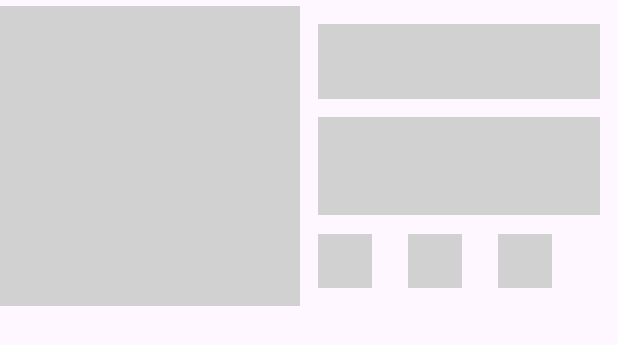
After one commit to rousgidraph/FoodyCourseApp, an Android app: the layout place_holder_row_layout.xml on its own in the app's theme, with its tools: preview values and no code run, on a phone screen of 412 x 824 dp. The commit adds this screen. Shown: the top 345 px of the screen. Run offline under Robolectric (Android 15) with nearby library versions, the phone set to English and light mode, and no system bars; Roboto replaces fonts that are not available here.

Commit message:
:construction: added the shimmer effect

```diff
--- a/app/src/main/java/art/muriuki/foodycourseapp/recipesFragment.kt
+++ b/app/src/main/java/art/muriuki/foodycourseapp/recipesFragment.kt
@@ -18,6 +18,8 @@ class recipesFragment : Fragment() {
 
         _binding = FragmentRecipesBinding.inflate(inflater, container, false)
         val view = binding.root
+
+        binding.recyclerView.showShimmer() // TODO: this was demo purposes
         return view
 
     }
--- a/app/src/main/res/layout/fragment_recipes.xml
+++ b/app/src/main/res/layout/fragment_recipes.xml
@@ -9,7 +9,9 @@
 
 
     <com.todkars.shimmer.ShimmerRecyclerView
-        android:id="@+id/shimmer_recycler_view"
+        app:shimmer_recycler_item_count="3"
+        app:shimmer_recycler_layout="@layout/place_holder_row_layout"
+        android:id="@+id/recycler_view"
         android:layout_width="0dp"
         android:layout_height="0dp"
         android:orientation="vertical"
--- /dev/null
+++ b/app/src/main/res/layout/place_holder_row_layout.xml
@@ -0,0 +1,72 @@
+<?xml version="1.0" encoding="utf-8"?>
+<androidx.constraintlayout.widget.ConstraintLayout xmlns:android="http://schemas.android.com/apk/res/android"
+    xmlns:app="http://schemas.android.com/apk/res-auto"
+    xmlns:tools="http://schemas.android.com/tools"
+    android:layout_width="match_parent"
+    android:layout_height="200dp"
+    android:layout_marginTop="4dp"
+    android:layout_marginBottom="4dp">
+
+    <View
+        android:id="@+id/view"
+        android:layout_width="200dp"
+        android:layout_height="wrap_content"
+        app:layout_constraintBottom_toBottomOf="parent"
+        app:layout_constraintStart_toStartOf="parent"
+        app:layout_constraintTop_toTopOf="parent"
+        android:background="@color/mediumGray"/>
+
+    <View
+        android:id="@+id/view2"
+        android:layout_width="0dp"
+        android:layout_height="50dp"
+        android:layout_marginStart="12dp"
+        android:layout_marginTop="12dp"
+        android:layout_marginEnd="12dp"
+        app:layout_constraintEnd_toEndOf="parent"
+        app:layout_constraintStart_toEndOf="@+id/view"
+        app:layout_constraintTop_toTopOf="parent"
+        android:background="@color/mediumGray"/>
+
+
+    <View
+        android:id="@+id/view3"
+        android:layout_width="0dp"
+        android:layout_height="65dp"
+        android:layout_marginTop="12dp"
+        android:background="@color/mediumGray"
+        app:layout_constraintEnd_toEndOf="@+id/view2"
+        app:layout_constraintStart_toStartOf="@+id/view2"
+        app:layout_constraintTop_toBottomOf="@+id/view2" />
+
+
+    <View
+        android:id="@+id/view4"
+        android:layout_width="36dp"
+        android:layout_height="36dp"
+        android:layout_marginTop="12dp"
+        android:layout_marginBottom="12dp"
+        android:background="@color/mediumGray"
+        app:layout_constraintBottom_toBottomOf="parent"
+        app:layout_constraintStart_toStartOf="@+id/view3"
+        app:layout_constraintTop_toBottomOf="@+id/view3" />
+
+    <View
+        android:id="@+id/view5"
+        android:layout_width="36dp"
+        android:layout_height="36dp"
+        android:layout_marginStart="24dp"
+        android:background="@color/mediumGray"
+        app:layout_constraintStart_toEndOf="@+id/view4"
+        app:layout_constraintTop_toTopOf="@+id/view4" />
+
+    <View
+        android:id="@+id/view6"
+        android:layout_width="36dp"
+        android:layout_height="36dp"
+        android:layout_marginStart="24dp"
+        android:background="@color/mediumGray"
+        app:layout_constraintStart_toEndOf="@+id/view5"
+        app:layout_constraintTop_toTopOf="@+id/view5" />
+
+</androidx.constraintlayout.widget.ConstraintLayout>
```
